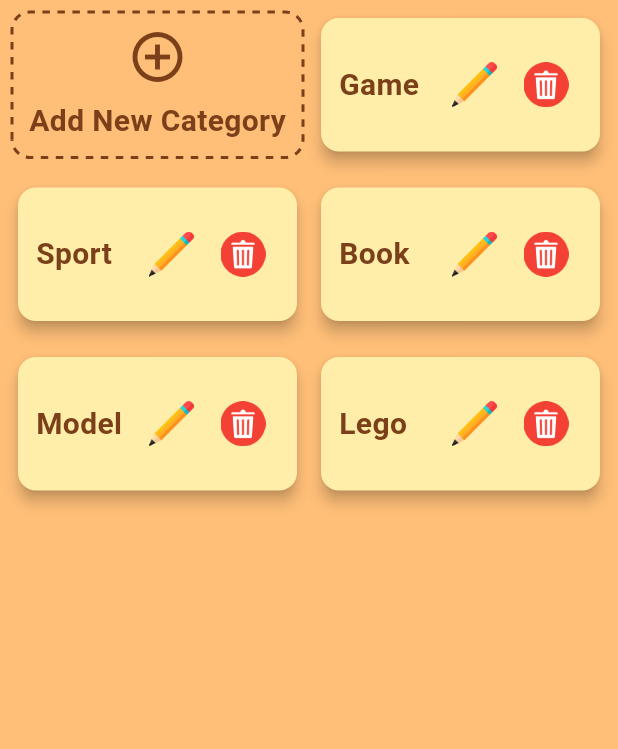
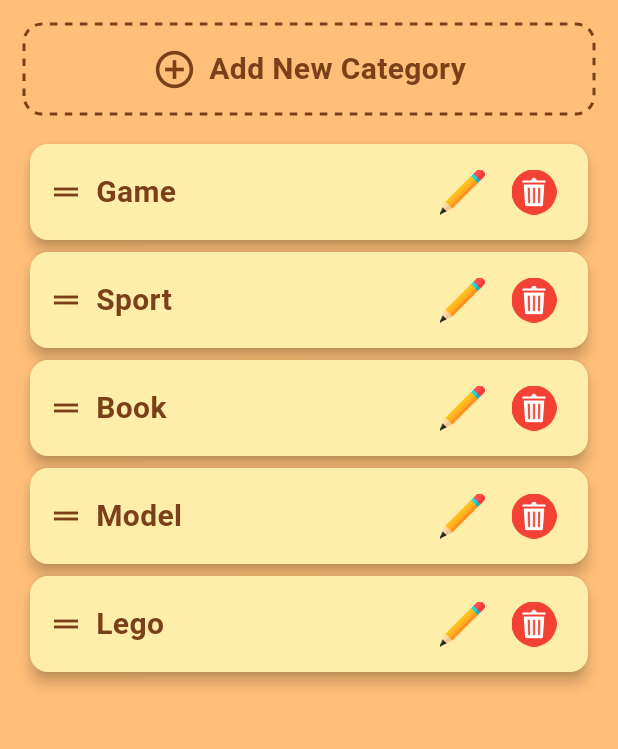
Before and after one commit to BaHaMuT-J/Item_Tracker_Flutter_Mobile_Application, a Flutter app: the screen it shows after launch, on a phone screen of 412 x 824 dp, the part 84-833 px from its top. Run offline on Flutter 3.47's test engine with Material 3 defaults, Android fonts, the phone set to English and light mode, and no system bars.

Commit message:
Add reorder feature to home page, remove grid view and use same layout as category screen, move AddItemButton to new file

```diff
--- /dev/null
+++ b/lib/AddItemButton.dart
@@ -0,0 +1,60 @@
+import 'package:flutter/material.dart';
+import 'package:item_tracker/CreateCardPainter.dart';
+import 'package:item_tracker/constant.dart';
+import 'package:item_tracker/showTextFieldDialog.dart';
+
+class AddItemButton extends StatelessWidget {
+  const AddItemButton({
+    super.key,
+    required this.title,
+    required this.onAdd,
+  });
+
+  final String title;
+  final ValueChanged<String> onAdd;
+
+  @override
+  Widget build(BuildContext context) {
+    return GestureDetector(
+      onTap: () {
+        showTextFieldDialog(
+          context: context,
+          title: title,
+          confirmLabel: "Add",
+          onConfirm: onAdd,
+          isCategory: false,
+        );
+      },
+      child: CustomPaint(
+        painter: CreateCardPainter(),
+        child: Container(
+          height: 60,
+          alignment: Alignment.center,
+          decoration: const BoxDecoration(
+            color: Colors.transparent,
+            borderRadius: BorderRadius.all(Radius.circular(12)),
+          ),
+          child: Row(
+            mainAxisAlignment: MainAxisAlignment.center,
+            children: [
+              Icon(
+                Icons.add_circle_outline,
+                size: 30,
+                color: brownColor,
+              ),
+              const SizedBox(width: 8),
+              Text(
+                title,
+                style: TextStyle(
+                  fontSize: 20,
+                  fontWeight: FontWeight.w600,
+                  color: brownColor,
+                ),
+              ),
+            ],
+          ),
+        ),
+      ),
+    );
+  }
+}
--- a/lib/home_screen.dart
+++ b/lib/home_screen.dart
@@ -1,4 +1,5 @@
 import 'package:flutter/material.dart';
+import 'package:item_tracker/AddItemButton.dart';
 import 'package:item_tracker/CreateCardPainter.dart';
 import 'package:item_tracker/DeleteButton.dart';
 import 'package:item_tracker/category_screen.dart';
@@ -47,44 +48,65 @@ class _HomeScreenState extends State<HomeScreen> {
         ),
       ),
       body: Padding(
-        padding: const EdgeInsets.all(8.0),
-        child: GridView.count(
-          crossAxisCount: 2,
-          crossAxisSpacing: 8,
-          mainAxisSpacing: 16,
-          childAspectRatio: 2,
+        padding: const EdgeInsets.all(16),
+        child: Column(
           children: [
-            AddCategoryButton(
+            // AddCategoryButton(
+            //   title: "Add New Category",
+            //   onAdd: (newName) {
+            //     setState(() {
+            //       categories.insert(0, Category(name: newName, children: []));
+            //     });
+            //   },
+            // ),
+            AddItemButton(
               title: "Add New Category",
               onAdd: (newName) {
                 setState(() {
-                  final newCategory = Category(name: newName, children: []);
-                  categories.insert(0, newCategory);
+                  categories.insert(0, Category(name: newName, children: []));
                 });
               },
             ),
-            ...categories.map((category) {
-              return GestureDetector(
-                onTap: () {
-                  Navigator.push(
-                    context,
-                    MaterialPageRoute(
-                      builder: (context) => CategoryScreen(category: category),
-                    ),
-                  ).then((_) {
-                    setState(() {});
-                  });
+            const SizedBox(height: 16),
+            Expanded(
+              child: ReorderableListView.builder(
+                itemCount: categories.length,
+                buildDefaultDragHandles: false,
+                proxyDecorator: (child, index, animation) {
+                  return Material(
+                    color: Colors.transparent,
+                    elevation: 16,
+                    child: child,
+                  );
                 },
-                child: Card(
+                itemBuilder: (context, index) {
+                  final category = categories[index];
+                  return Card(
+                    key: ValueKey(category.name),
                     color: creamColor,
                     elevation: 4,
                     shape: RoundedRectangleBorder(
                       borderRadius: BorderRadius.circular(12),
                     ),
+                    child: GestureDetector(
+                      onTap: () => Navigator.push(
+                        context,
+                        MaterialPageRoute(
+                          builder: (context) => CategoryScreen(category: category),
+                        ),
+                      ).then((_) => setState(() {})),
                       child: Padding(
-                    padding: const EdgeInsets.symmetric(horizontal: 12.0),
+                        padding: const EdgeInsets.symmetric(horizontal: 12, vertical: 8),
                         child: Row(
                           children: [
+                            ReorderableDragStartListener(
+                              index: index,
+                              child: const Icon(
+                                Icons.drag_handle,
+                                color: brownColor,
+                              ),
+                            ),
+                            const SizedBox(width: 8),
                             Expanded(
                               child: Text(
                                 category.name,
@@ -93,23 +115,20 @@ class _HomeScreenState extends State<HomeScreen> {
                                   fontWeight: FontWeight.w600,
                                   color: brownColor,
                                 ),
+                                overflow: TextOverflow.ellipsis,
                               ),
                             ),
                             RenameCategoryButton(
                               oldName: category.name,
                               onRename: (newName) {
-                            setState(() {
-                              category.name = newName;
-                            });
+                                setState(() => category.name = newName);
                               },
                             ),
                             DeleteButton(
                               title: "Delete Category",
                               itemToDelete: category.name,
                               onTap: () {
-                            setState(() {
-                              categories.remove(category);
-                            });
+                                setState(() => categories.removeAt(index));
                                 Navigator.pop(context);
                               },
                             ),
@@ -118,10 +137,20 @@ class _HomeScreenState extends State<HomeScreen> {
                       ),
                     ),
                   );
-            }),
+                },
+                onReorder: (oldIndex, newIndex) {
+                  setState(() {
+                    if (newIndex > oldIndex) newIndex -= 1;
+                    final moved = categories.removeAt(oldIndex);
+                    categories.insert(newIndex, moved);
+                  });
+                },
+              ),
+            ),
           ],
         ),
       ),
+
     );
   }
 }
```
Also changed, not shown: lib/category_screen.dart (+1 -56 lines). Lines whose indentation alone changed are shown as unchanged.
